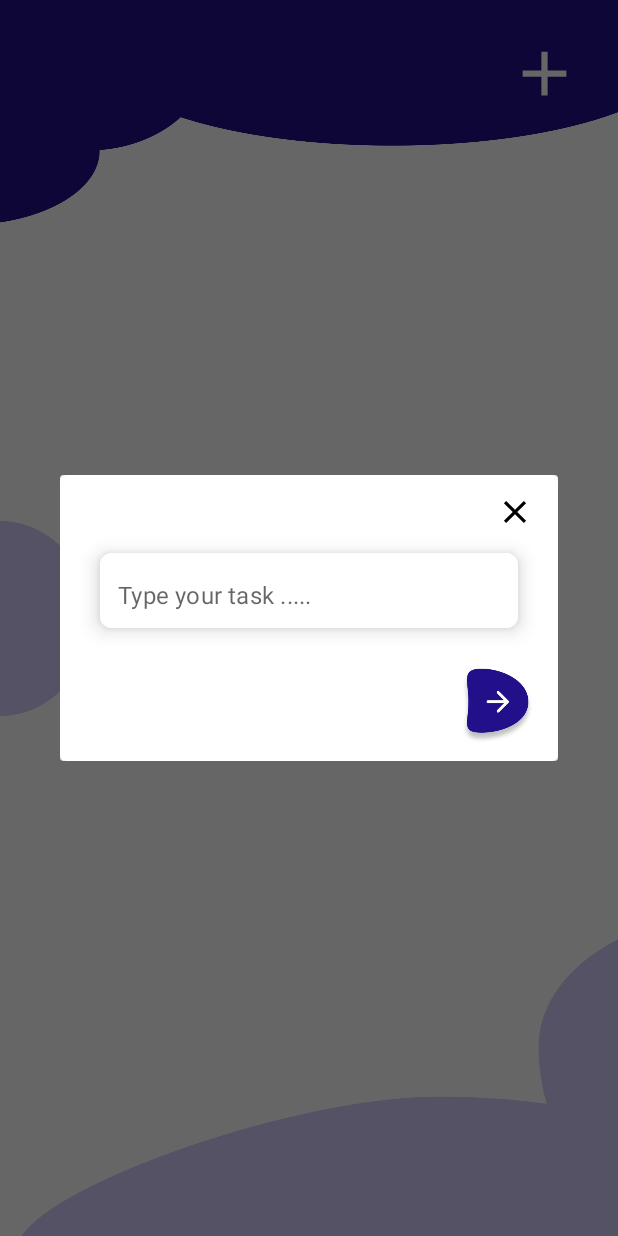
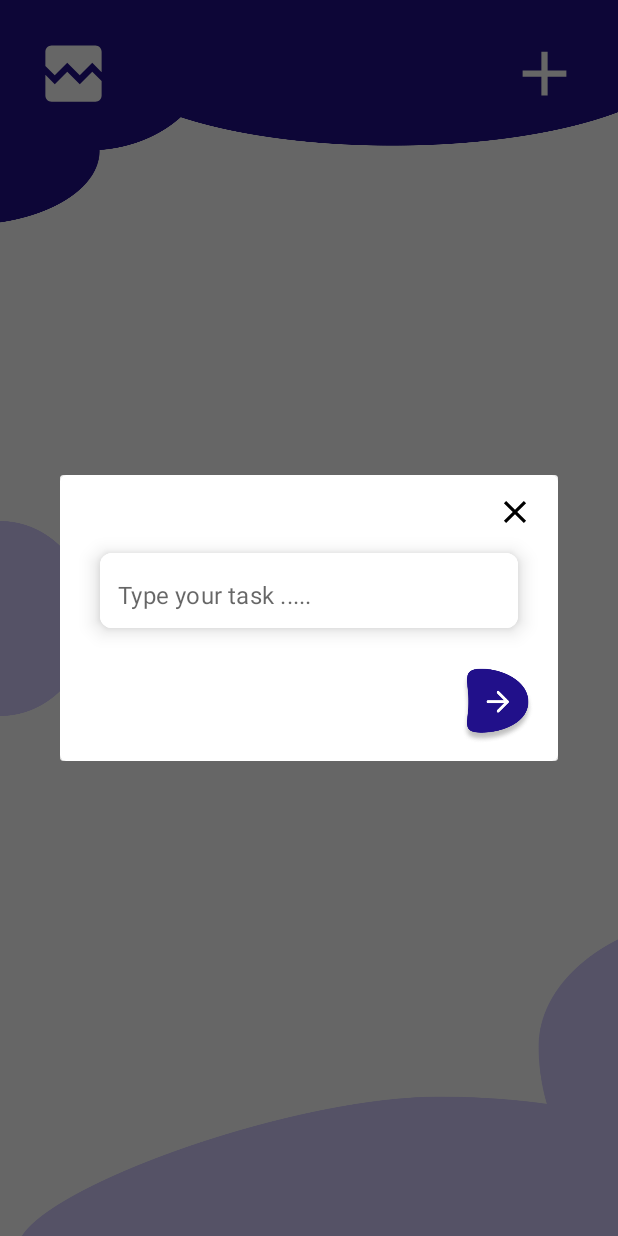
Before and after one commit to vanhoan01/ToDoApp, an Android app: the HomeFragment screen opened through its navigation route, after a tap on an icon or button, on a phone screen of 412 x 824 dp. Run offline under Robolectric (Android 15) with nearby library versions, the phone set to English and light mode, and no system bars; our stand-ins replace Firebase (no records; nobody signed in at launch, a user with empty details on screens opened directly); 1 statement that could not run was skipped.

Commit message:
show images

```diff
--- a/app/build.gradle
+++ b/app/build.gradle
@@ -45,10 +45,14 @@ dependencies {
     implementation 'androidx.constraintlayout:constraintlayout:2.1.4'
     implementation 'com.google.firebase:firebase-database-ktx:20.0.4'
     implementation 'com.google.firebase:firebase-auth:21.0.2'
+    implementation 'com.google.firebase:firebase-firestore:24.4.4'
+    implementation 'com.google.firebase:firebase-firestore-ktx:24.4.4'
+    implementation 'com.google.firebase:firebase-storage-ktx:20.1.0'
     testImplementation 'junit:junit:4.13.2'
     androidTestImplementation 'androidx.test.ext:junit:1.1.5'
     androidTestImplementation 'androidx.test.espresso:espresso-core:3.5.1'
     def nav_version = "2.5.3"
     implementation "androidx.navigation:navigation-fragment-ktx:$nav_version"
     implementation "androidx.navigation:navigation-ui-ktx:$nav_version"
+    implementation 'com.squareup.picasso:picasso:2.8'
 }
--- a/app/src/main/java/com/example/todo/MainActivity.kt
+++ b/app/src/main/java/com/example/todo/MainActivity.kt
@@ -5,6 +5,7 @@ import android.os.Bundle
 
 //https://console.firebase.google.com/u/0/project/todoapp-66151/overview
 //https://github.com/CodingSTUFF070/Kotlin-To-Do-App/tree/master/app/src/main
+//https://github.com/CodingSTUFF070/ImageUploaderKotlin/tree/master/app/src/main
 
 class MainActivity : AppCompatActivity() {
     override fun onCreate(savedInstanceState: Bundle?) {
--- a/app/src/main/java/com/example/todo/fragments/HomeFragment.kt
+++ b/app/src/main/java/com/example/todo/fragments/HomeFragment.kt
@@ -26,7 +26,7 @@ class HomeFragment : Fragment(), AddTodoPopupFragment.DialogNextBtnClickListener
     private lateinit var databaseRef: DatabaseReference
     private lateinit var navControl: NavController
     private lateinit var binding: FragmentHomeBinding
-    private lateinit var popUpFragment: AddTodoPopupFragment
+    private var popUpFragment: AddTodoPopupFragment? = null
     private lateinit var adapter: ToDoAdapter
     private lateinit var mList: MutableList<ToDoData>
 
@@ -81,12 +81,18 @@ class HomeFragment : Fragment(), AddTodoPopupFragment.DialogNextBtnClickListener
     }
 
     private fun registerEvent(){
+        binding.navImage.setOnClickListener{
+            navControl.navigate(R.id.action_homeFragment_to_imagesMainActivity)
+        }
         binding.addTaskBtn.setOnClickListener{
+            if (popUpFragment != null){
+                childFragmentManager.beginTransaction().remove(popUpFragment!!).commit()
+            }
             popUpFragment = AddTodoPopupFragment()
-            popUpFragment.setListener(this)
-            popUpFragment.show(
+            popUpFragment!!.setListener(this)
+            popUpFragment!!.show(
                 childFragmentManager,
-                "AddTodoPopupFragment"
+                AddTodoPopupFragment.TAG
             )
         }
     }
@@ -95,11 +101,27 @@ class HomeFragment : Fragment(), AddTodoPopupFragment.DialogNextBtnClickListener
         databaseRef.push().setValue(todo).addOnCompleteListener {
             if (it.isSuccessful){
                 Toast.makeText(context, "Todo saved successfully", Toast.LENGTH_SHORT).show()
-                todoEt.text = null
+
             }else{
                 Toast.makeText(context, it.exception?.message, Toast.LENGTH_SHORT).show()
             }
-            popUpFragment.dismiss()
+            todoEt.text = null
+            popUpFragment!!.dismiss()
+        }
+    }
+
+    override fun onUpdateTask(toDoData: ToDoData, todoEt: TextInputEditText) {
+        var map = HashMap<String, Any>()
+        map[toDoData.taskId] = toDoData.task
+        databaseRef.updateChildren(map).addOnCompleteListener{
+            if (it.isSuccessful){
+                Toast.makeText(context, "Update successfully", Toast.LENGTH_SHORT).show()
+
+            }else{
+                Toast.makeText(context, it.exception?.message, Toast.LENGTH_SHORT).show()
+            }
+            todoEt.text = null
+            popUpFragment!!.dismiss()
         }
     }
 
@@ -114,6 +136,10 @@ class HomeFragment : Fragment(), AddTodoPopupFragment.DialogNextBtnClickListener
     }
 
     override fun onEditTaskBtnClicked(toDoData: ToDoData) {
-        TODO("Not yet implemented")
+        if (popUpFragment != null)
+            childFragmentManager.beginTransaction().remove(popUpFragment!!).commit()
+        popUpFragment = AddTodoPopupFragment.newInstance(toDoData.taskId, toDoData.task)
+        popUpFragment!!.setListener(this)
+        popUpFragment!!.show(childFragmentManager, AddTodoPopupFragment.TAG)
     }
 }
--- a/app/src/main/java/com/example/todo/utils/ToDoData.kt
+++ b/app/src/main/java/com/example/todo/utils/ToDoData.kt
@@ -1,3 +1,3 @@
 package com.example.todo.utils
 
-data class ToDoData(val taskId: String, val task: String)
+data class ToDoData(val taskId: String, var task: String)
--- /dev/null
+++ b/app/src/main/res/drawable/ic_baseline_broken_image_24.xml
@@ -0,0 +1,5 @@
+<vector android:height="24dp" android:tint="#FFFFFF"
+    android:viewportHeight="24" android:viewportWidth="24"
+    android:width="24dp" xmlns:android="http://schemas.android.com/apk/res/android">
+    <path android:fillColor="@android:color/white" android:pathData="M21,5v6.59l-3,-3.01 -4,4.01 -4,-4 -4,4 -3,-3.01L3,5c0,-1.1 0.9,-2 2,-2h14c1.1,0 2,0.9 2,2zM18,11.42l3,3.01L21,19c0,1.1 -0.9,2 -2,2L5,21c-1.1,0 -2,-0.9 -2,-2v-6.58l3,2.99 4,-4 4,4 4,-3.99z"/>
+</vector>
--- a/app/src/main/res/layout/fragment_home.xml
+++ b/app/src/main/res/layout/fragment_home.xml
@@ -14,6 +14,16 @@
         android:src="@drawable/design_one"
         app:layout_constraintEnd_toEndOf="parent"
         app:layout_constraintHorizontal_bias="0.5"
+        app:layout_constraintStart_toStartOf="parent"
+        app:layout_constraintTop_toTopOf="parent" />
+
+    <ImageView
+        android:id="@+id/navImage"
+        android:layout_width="50dp"
+        android:layout_height="50dp"
+        android:layout_marginTop="24dp"
+        android:layout_marginStart="24dp"
+        android:src="@drawable/ic_baseline_broken_image_24"
         app:layout_constraintStart_toStartOf="parent"
         app:layout_constraintTop_toTopOf="parent" />
 
--- a/app/src/main/res/navigation/nav_graph.xml
+++ b/app/src/main/res/navigation/nav_graph.xml
@@ -12,10 +12,14 @@
         tools:layout="@layout/fragment_splash" >
         <action
             android:id="@+id/action_splashFragment_to_homeFragment"
-            app:destination="@id/homeFragment" />
+            app:destination="@id/homeFragment"
+            app:popUpTo="@id/splashFragment"
+            app:popUpToInclusive="true" />
         <action
             android:id="@+id/action_splashFragment_to_signInFragment"
-            app:destination="@id/signInFragment" />
+            app:destination="@id/signInFragment"
+            app:popUpTo="@id/splashFragment"
+            app:popUpToInclusive="true" />
     </fragment>
     <fragment
         android:id="@+id/signInFragment"
@@ -24,10 +28,14 @@
         tools:layout="@layout/fragment_sign_in" >
         <action
             android:id="@+id/action_signInFragment_to_homeFragment"
-            app:destination="@id/homeFragment" />
+            app:destination="@id/homeFragment"
+            app:popUpTo="@id/signInFragment"
+            app:popUpToInclusive="true" />
         <action
             android:id="@+id/action_signInFragment_to_signUpFragment"
-            app:destination="@id/signUpFragment" />
+            app:destination="@id/signUpFragment"
+            app:popUpTo="@id/signInFragment"
+            app:popUpToInclusive="true" />
     </fragment>
     <fragment
         android:id="@+id/signUpFragment"
@@ -36,14 +44,27 @@
         tools:layout="@layout/fragment_sign_up" >
         <action
             android:id="@+id/action_signUpFragment_to_homeFragment"
-            app:destination="@id/homeFragment" />
+            app:destination="@id/homeFragment"
+            app:popUpTo="@id/signUpFragment"
+            app:popUpToInclusive="true" />
         <action
             android:id="@+id/action_signUpFragment_to_signInFragment"
-            app:destination="@id/signInFragment" />
+            app:destination="@id/signInFragment"
+            app:popUpTo="@id/signUpFragment"
+            app:popUpToInclusive="true" />
     </fragment>
     <fragment
         android:id="@+id/homeFragment"
         android:name="com.example.todo.fragments.HomeFragment"
         android:label="fragment_home"
-        tools:layout="@layout/fragment_home" />
+        tools:layout="@layout/fragment_home" >
+        <action
+            android:id="@+id/action_homeFragment_to_imagesMainActivity"
+            app:destination="@id/imagesMainActivity" />
+    </fragment>
+    <fragment
+        android:id="@+id/imagesMainActivity"
+        android:name="com.example.todo.activity.ImagesMainActivity"
+        android:label="activity_images_main"
+        tools:layout="@layout/activity_images_main" />
 </navigation>
--- a/app/src/main/res/values/colors.xml
+++ b/app/src/main/res/values/colors.xml
@@ -10,4 +10,5 @@
 
     <color name="text_color">#21108A</color>
     <color name="secondary_color">#D5CEFF</color>
+    <color name="yellow">#FBFF37</color>
 </resources>
--- a/build.gradle
+++ b/build.gradle
@@ -1,6 +1,6 @@
 buildscript {
     dependencies {
-        classpath 'com.google.gms:google-services:4.3.10'
+        classpath 'com.google.gms:google-services:4.3.15'
     }
 }// Top-level build file where you can add configuration options common to all sub-projects/modules.
 plugins {
```
Also changed, not shown: app/src/main/AndroidManifest.xml (+14 -0 lines), app/src/main/java/com/example/todo/activity/ImagesActivity.kt (added, +49 -0 lines), app/src/main/java/com/example/todo/activity/ImagesMainActivity.kt (added, +102 -0 lines), app/src/main/java/com/example/todo/fragments/AddTodoPopupFragment.kt (+30 -3 lines), app/src/main/java/com/example/todo/utils/ImagesAdapter.kt (added, +28 -0 lines), app/src/main/res/layout/activity_images.xml (added, +43 -0 lines), app/src/main/res/layout/activity_images_main.xml (added, +124 -0 lines), app/src/main/res/layout/each_item_image.xml (added, +17 -0 lines), app/src/main/res/drawable/frame.png (added), app/src/main/res/drawable/vector.jpg (added).
